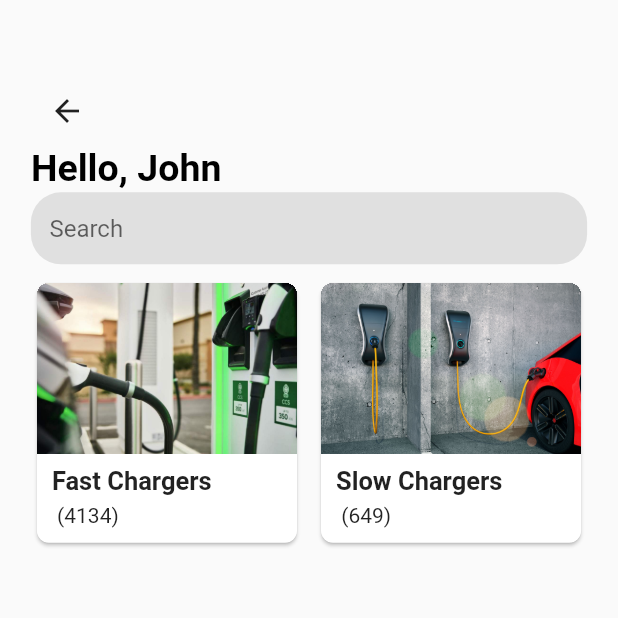
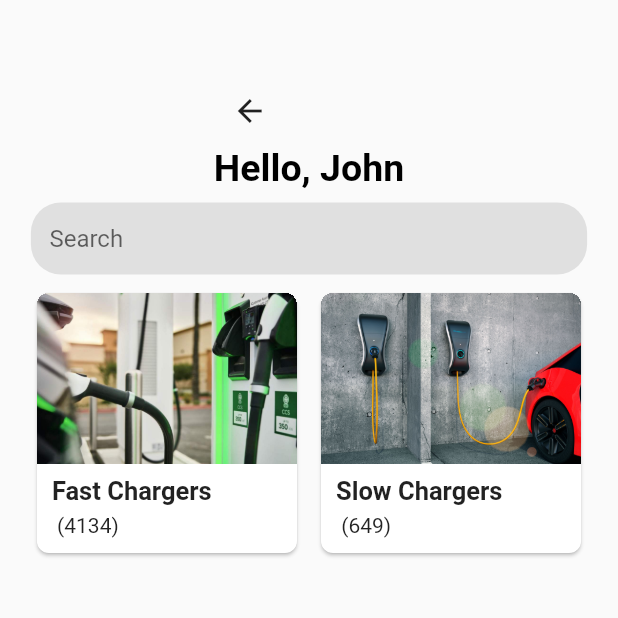
Before and after one commit to xRossKoh/chargEV, a Flutter app: the screen it shows after launch, on a phone screen of 412 x 824 dp, the top half of it. Run offline on Flutter 3.47's test engine with Material 2 defaults, Android fonts, the phone set to English and light mode, and no system bars.

Commit message:
commit to pull

```diff
--- a/lib/models/charger.dart
+++ b/lib/models/charger.dart
@@ -1,6 +1,7 @@
 // class for information on charging station
 
 class Charger{
+
   String location;
   double rate;
   int available;
--- a/lib/screens/charger_category.dart
+++ b/lib/screens/charger_category.dart
@@ -27,10 +27,10 @@ class ChargerCategory extends StatelessWidget {
     Size size = MediaQuery.of(context).size;
 
     return Scaffold(
-        appBar: WelcomeAppBar('John'), //pass in user's displayname here
         body: SafeArea(
           child: Column(
             children: [
+              WelcomeAppBar('John'),
               SearchBar(),
               GridView.builder(
                 padding: EdgeInsets.fromLTRB(
```
Also changed, not shown: 1 other file.
